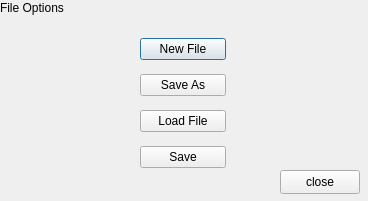
Above: fileDialog.ui from guapipapi/CS3505-PixelPi before the change. Below: the same form after it.
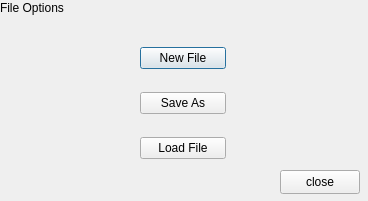
That is the form after the change.

```diff
--- a/fileDialog.ui
+++ b/fileDialog.ui
@@ -44,13 +44,6 @@
       </property>
      </widget>
     </item>
-    <item>
-     <widget class="QPushButton" name="saveButton">
-      <property name="text">
-       <string>Save</string>
-      </property>
-     </widget>
-    </item>
    </layout>
   </widget>
   <widget class="QLabel" name="label">
```
